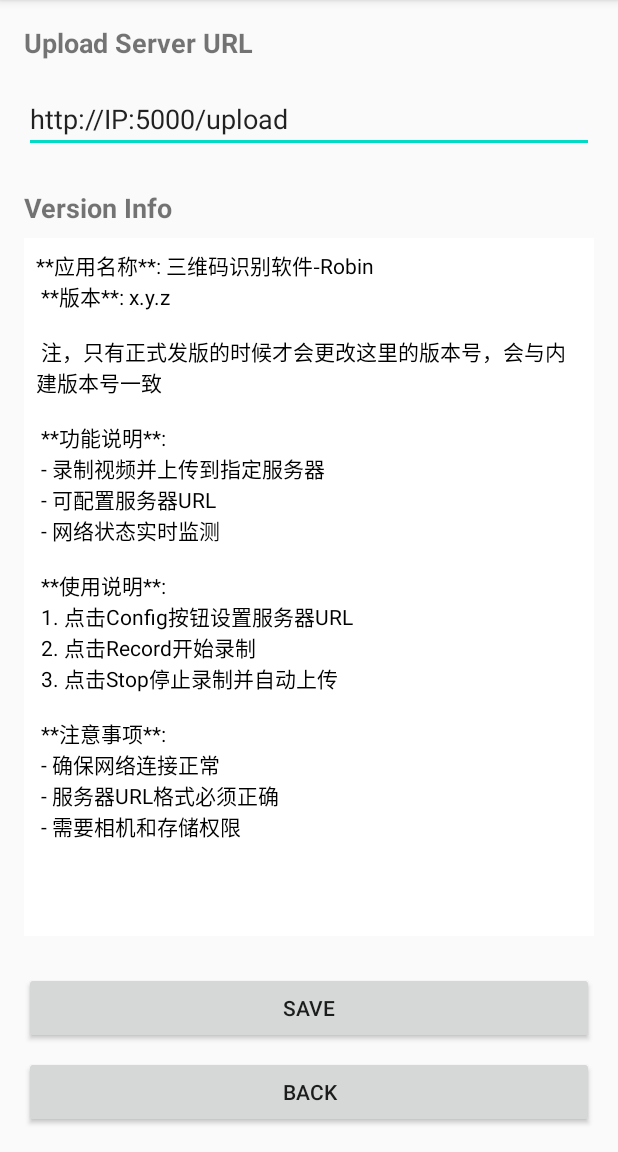
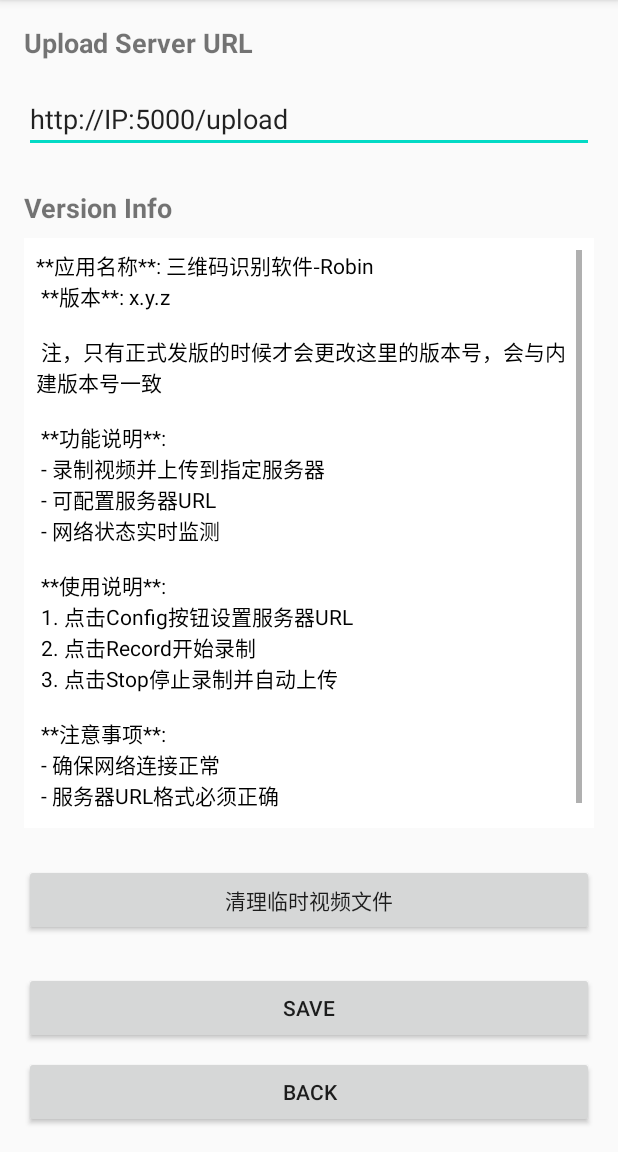
Before and after one commit to CloudYunLight/ColorCode-Andrioid, an Android app built with Jetpack Compose: the ConfigActivity screen opened directly, with no data from a screen before it, on a phone screen of 412 x 824 dp, the part 84-1236 px from its top. Run offline under Robolectric (Android 15) with nearby library versions, the phone set to English and light mode, and no system bars.

Commit message:
v0.1.2，在config页面，增加清理缓存操作（更改ConfigActivity和activityconfig）

```diff
--- a/app/src/main/res/layout/activity_config.xml
+++ b/app/src/main/res/layout/activity_config.xml
@@ -51,6 +51,15 @@
             android:textColor="@android:color/black"/>
     </ScrollView>
 
+
+    <!-- 在原有按钮上方添加清理按钮 -->
+    <Button
+        android:id="@+id/cleanButton"
+        android:layout_width="match_parent"
+        android:layout_height="wrap_content"
+        android:layout_marginTop="24dp"
+        android:text="@string/clean_files" />
+
     <!-- 原有按钮保持不变 -->
     <Button
         android:id="@+id/saveButton"
--- a/app/src/main/res/values/strings.xml
+++ b/app/src/main/res/values/strings.xml
@@ -5,4 +5,9 @@
     <string name="version_info_config_placeholder">Version Info</string>
     <string name="save_config">Save</string>
     <string name="back_config">Back</string>
+
+    <string name="clean_files">清理临时视频文件</string>
+    <string name="clean_success">已清理 %d 个文件</string>
+    <string name="clean_failed">清理失败</string>
+    <string name="no_files">没有可清理的文件</string>
 </resources>
```
Also changed, not shown: app/src/main/java/com/cloudair754/sendvideos/ConfigActivity.kt (+60 -0 lines), 1 other file.
